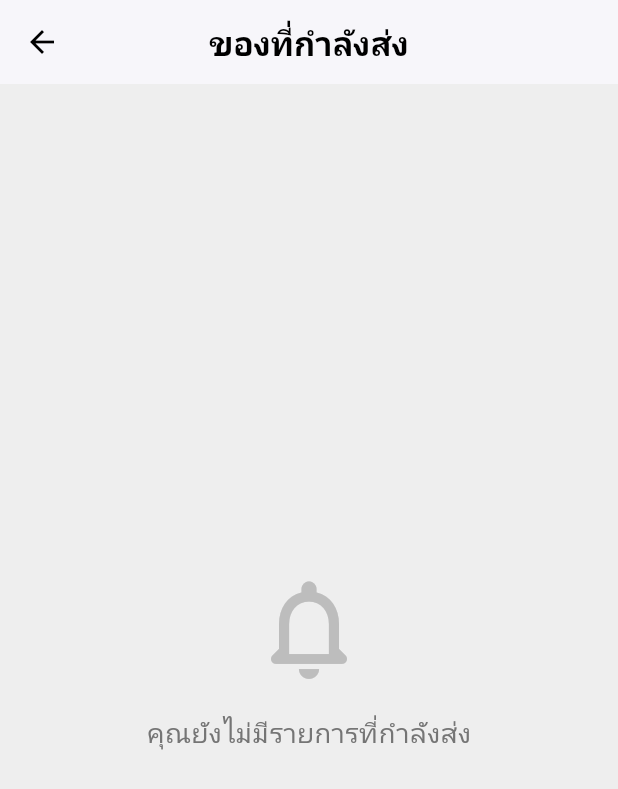
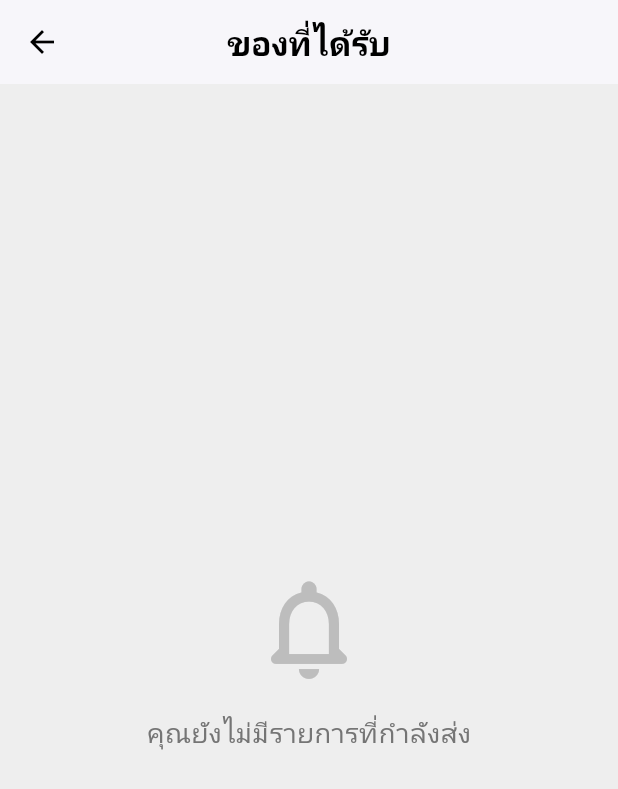
Before and after one commit to patcharap0n/delivery_project, a Flutter app: the TransitItemsPage screen opened directly with empty values, on a phone screen of 412 x 824 dp. Shown: the top 789 px of the screen. Run offline on Flutter 3.47's test engine with Material 3 defaults, Android fonts, the light colour scheme and no system bars; our stand-ins replace cloud_firestore, firebase_auth, firebase_core, firebase_storage, flutter_map, geolocator and 4 more; accounts and stored records are empty; network calls fail.

Commit message:
ผู้รับ

```diff
--- a/lib/page/LoginPage.dart
+++ b/lib/page/LoginPage.dart
@@ -195,7 +195,8 @@ class _LoginPageState extends State<LoginPage> {
       if (role == "User") {
         var userDoc = userquery.docs.first;
         String uid = userDoc.id;
-        Get.offAll(() => HomeUser(uid: uid));
+        String phone = userDoc['phone'];
+        Get.offAll(() => HomeUser(uid: uid, phone: phone));
       }
     } else if (riderquery.docs.isNotEmpty) {
       var userData = riderquery.docs.first.data();
--- a/lib/page/create_shipment_page.dart
+++ b/lib/page/create_shipment_page.dart
@@ -71,11 +71,7 @@ class _CreateShipmentPageState extends State<CreateShipmentPage> {
           }
         });
       }
-
-      debugPrint("✅ โหลดข้อมูลผู้ส่งเสร็จสิ้น");
-    } catch (e) {
-      debugPrint("❌ โหลดข้อมูลจาก Firestore ผิดพลาด: $e");
-    }
+    } catch (e) {}
   }
 
   Future<void> _searchReceiverByPhone() async {
--- a/lib/page/received_items_page.dart
+++ b/lib/page/received_items_page.dart
@@ -66,7 +66,7 @@ class _ReceivedItemsPageState extends State<ReceivedItemsPage> {
           onPressed: () => Navigator.pop(context),
         ),
         title: const Text(
-          "ของที่ได้รับ", // <-- Title
+          "ของที่กำลังส่ง", // <-- Title
           style: TextStyle(color: Colors.black, fontWeight: FontWeight.bold),
         ),
         backgroundColor: Colors.white,
--- a/lib/page/transit_items_page.dart
+++ b/lib/page/transit_items_page.dart
@@ -29,7 +29,9 @@ class _DummyPackageData {
 // --------------------------------------------------
 
 class TransitItemsPage extends StatefulWidget {
-  const TransitItemsPage({super.key, required String uid});
+  final String uid;
+  final String phone;
+  TransitItemsPage({super.key, required this.uid, required this.phone});
 
   @override
   State<TransitItemsPage> createState() => _TransitItemsPageState();
@@ -40,27 +42,20 @@ class _TransitItemsPageState extends State<TransitItemsPage> {
   // (StreamBuilder จะจัดการ state ให้เรา)
 
   // --- 3. สร้าง "ท่อ" (Stream) ---
+
   late final Stream<QuerySnapshot> _itemsStream;
 
   @override
   void initState() {
     super.initState();
 
-    // (Backend) TODO: ดึง UID จริง
-    // (สำคัญ: ถ้า uid เป็น null ต้องจัดการด้วย)
-    String? uid = FirebaseAuth.instance.currentUser?.uid;
-
-    if (uid != null) {
-      // 4. ให้ "ท่อ" นี้เชื่อมต่อกับ Firebase
-      _itemsStream = FirebaseFirestore.instance
-          .collection('shipments')
-          .where('senderId', isEqualTo: uid) // ค้นหาจาก senderId
-          .where('status', whereIn: ['pending', 'accepted', 'inTransit'])
-          .snapshots(); // <-- .snapshots() คือหัวใจสำคัญ (แปลว่า "ติดตามตลอด")
-    } else {
-      // ถ้าไม่เจอ uid (ยังไม่ login?)
-      _itemsStream = const Stream.empty(); // สร้างท่อว่างๆ
-    }
+    // สร้าง Stream
+    _itemsStream = FirebaseFirestore.instance
+        .collection('shipment')
+        .where('receiverId', isEqualTo: widget.uid)
+        .where('status', whereIn: ['pending', 'accepted', 'inTransit'])
+        .snapshots();
+    print(widget.uid);
   }
 
   // --- 5. ลบ _fetchTransitItems() ทิ้งไป ---
@@ -76,7 +71,7 @@ class _TransitItemsPageState extends State<TransitItemsPage> {
           onPressed: () => Navigator.pop(context),
         ),
         title: const Text(
-          "ของที่กำลังส่ง",
+          "ของที่ได้รับ",
           style: TextStyle(color: Colors.black, fontWeight: FontWeight.bold),
         ),
         backgroundColor: Colors.white,
@@ -119,16 +114,12 @@ class _TransitItemsPageState extends State<TransitItemsPage> {
                   doc.data() as Map<String, dynamic>? ??
                   {}; // <-- ใช้ Map ว่างเป็น default
 
-              // (Backend) TODO: ตรวจสอบชื่อ Field ให้ตรงกับ Firestore ของคุณ
               final item = _DummyPackageData(
                 packageId: doc.id,
-                itemDescription: data['packageDetails'] ?? 'N/A',
-                receiverName: data['receiverName'] ?? 'N/A', // (ตัวอย่าง)
-                receiverPhone: data['receiverPhone'] ?? 'N/A', // (ตัวอย่าง)
-                address:
-                    (data['deliveryAddress']
-                        as Map<String, dynamic>?)?['fullAddress'] ??
-                    'N/A',
+                itemDescription: data['details'] ?? 'N/A',
+                receiverName: data['receiverAddress'] ?? 'N/A', // (ตัวอย่าง)
+                receiverPhone: data['receiverAddress'] ?? 'N/A', // (ตัวอย่าง)
+                address: data['receiverStateCountry'] ?? 'N/A',
                 status: data['status'] ?? 'N/A',
                 riderName: data['riderName'] ?? 'N/A', // (ตัวอย่าง)
                 riderPhone: data['riderPhone'] ?? 'N/A', // (ตัวอย่าง)
```
Also changed, not shown: lib/page/home_user_page.dart (+5 -4 lines).
